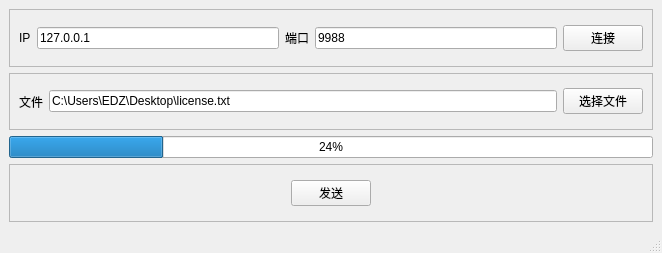
Old version of the form tcp_file_thread_demo/client/mainwindow.ui in the repository newsb/qtdemo.
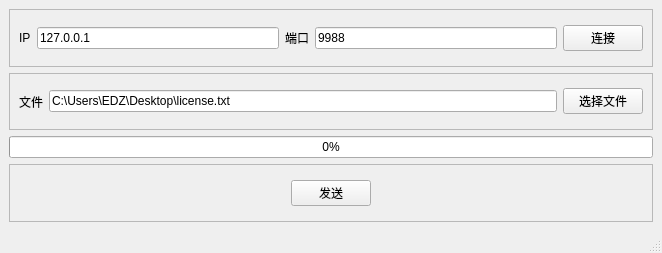
New version of the form.

What changed in the file:
```diff
--- a/tcp_file_thread_demo/client/mainwindow.ui
+++ b/tcp_file_thread_demo/client/mainwindow.ui
@@ -98,7 +98,7 @@
     <item>
      <widget class="QProgressBar" name="progressBar">
       <property name="value">
-       <number>24</number>
+       <number>0</number>
       </property>
      </widget>
     </item>
```
